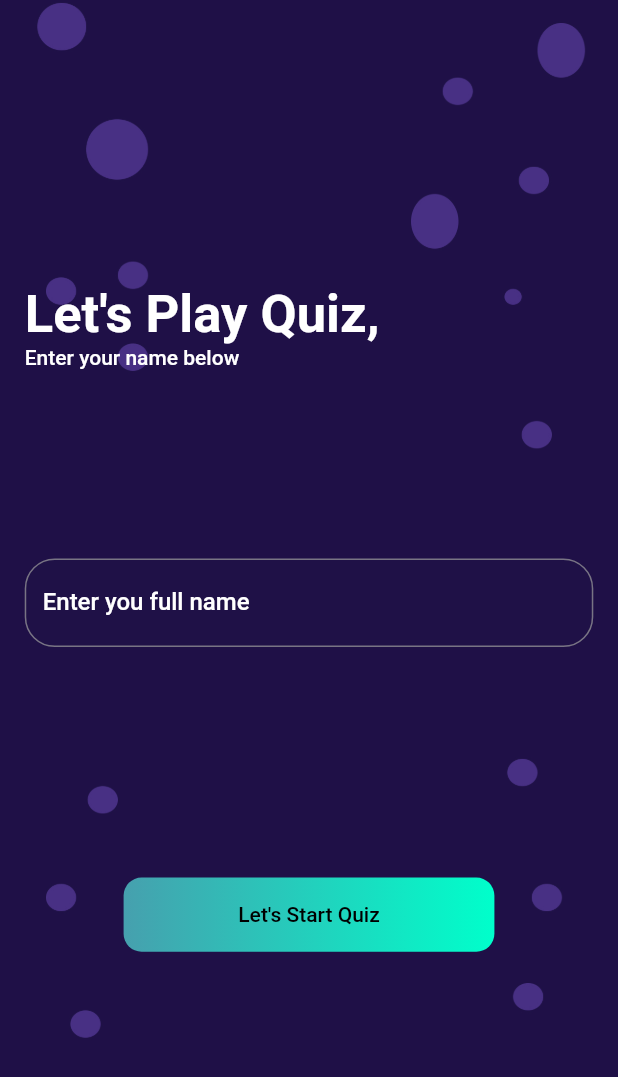
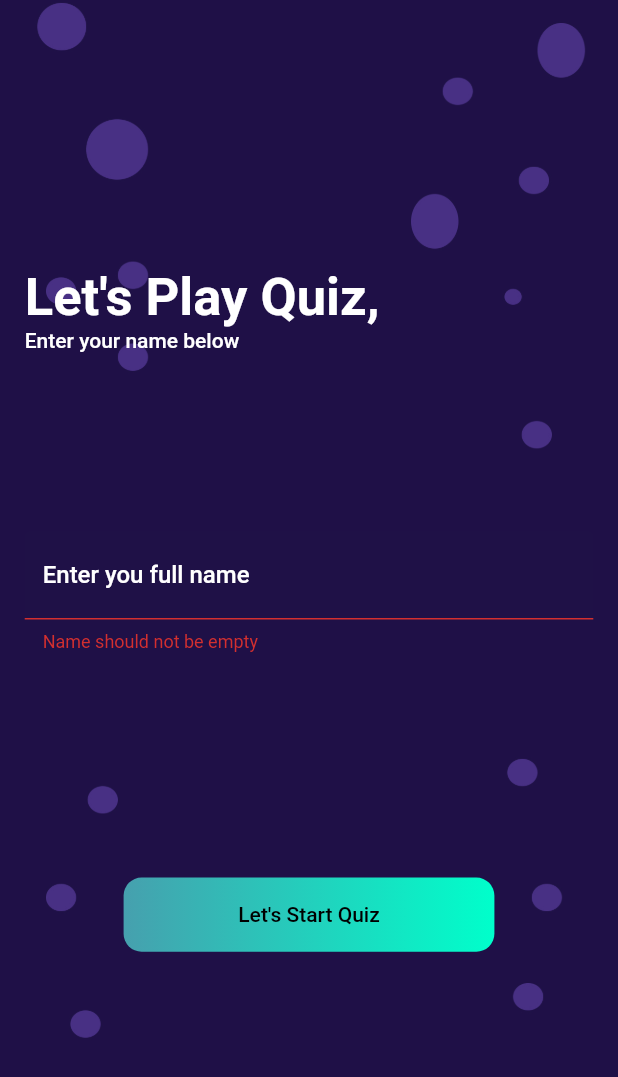
Before and after one commit to SSalahAyman/CodeCasa, a Flutter app: the WelcomeScreen screen opened directly, after a tap on "Let's Start Quiz", on a phone screen of 412 x 824 dp. Shown: the top 1077 px of the screen. Run offline on Flutter 3.47's test engine with Material 2 defaults, Android fonts, the phone set to English and light mode, and no system bars; our stand-ins replace animated_text_kit, get, lottie.

Commit message:
add progress timer in the quiz screen

```diff
--- a/quizapp/lib/screens/intro_screen.dart
+++ b/quizapp/lib/screens/intro_screen.dart
@@ -9,6 +9,8 @@ class IntroScreen extends StatelessWidget {
 
   late double width;
   late double height;
+
+  static const routeName = '/intro_screen';
 
   @override
   Widget build(BuildContext context) {
--- a/quizapp/lib/screens/welcome_screen.dart
+++ b/quizapp/lib/screens/welcome_screen.dart
@@ -1,4 +1,7 @@
 import 'package:flutter/material.dart';
+import 'package:get/get.dart';
+import 'package:quizapp/controllers/quiz_controller.dart';
+import 'package:quizapp/screens/quiz_screen.dart';
 
 class WelcomeScreen extends StatefulWidget {
   const WelcomeScreen({super.key});
@@ -11,11 +14,23 @@ class _WelcomeScreenState extends State<WelcomeScreen> {
   static late double width;
   static late double height;
 
+  static const routeName = '/welcome_screen';
+
+  final GlobalKey<FormState> _formkey = GlobalKey();
+
+  final _nameController = TextEditingController();
+
   final btnPrimaryGradient = const LinearGradient(
     colors: [Color(0xFF46A0AE), Color(0xFF00FFCB)],
     begin: Alignment.centerLeft,
     end: Alignment.centerRight,
   );
+
+  @override
+  void dispose() {
+    _nameController.dispose();
+    super.dispose();
+  }
 
   @override
   Widget build(BuildContext context) {
@@ -74,9 +89,32 @@ class _WelcomeScreenState extends State<WelcomeScreen> {
                     const Spacer(
                       flex: 2,
                     ),
-                    Padding(
-                      padding: EdgeInsets.symmetric(horizontal: width * 0.04),
+                    Form(
+                      key: _formkey,
+                      child: GetBuilder<QuizController>(
+                        init: Get.put(QuizController()),
+                        builder: (controller) => Padding(
+                          padding:
+                              EdgeInsets.symmetric(horizontal: width * 0.04),
                           child: TextFormField(
+                            validator: (String? val) {
+                              if (val!.isEmpty) {
+                                return 'Name should not be empty';
+                              } else {
+                                return null;
+                              }
+                            },
+                            onSaved: (String? val) {
+                              controller.name = val!.trim().toUpperCase();
+                            },
+                            onFieldSubmitted: (_) {
+                              FocusScope.of(context).unfocus();
+                              if (!_formkey.currentState!.validate()) return;
+                              _formkey.currentState!.save();
+                              Get.to(QuizScreen());
+                              Get.find<QuizController>().startTimer();
+                            },
+                            controller: _nameController,
                             style: const TextStyle(color: Colors.white),
                             decoration: InputDecoration(
                                 filled: true,
@@ -107,6 +145,8 @@ class _WelcomeScreenState extends State<WelcomeScreen> {
                                 )),
                           ),
                         ),
+                      ),
+                    ),
                     Spacer(
                       flex: 1,
                     ),
@@ -122,7 +162,7 @@ class _WelcomeScreenState extends State<WelcomeScreen> {
                       child: Container(
                         width: double.infinity,
                         alignment: Alignment.center,
-                        padding: EdgeInsets.all(0.75), // 15
+                        padding: const EdgeInsets.all(0.75), // 15
                         decoration: BoxDecoration(
                           gradient: btnPrimaryGradient,
                           borderRadius: BorderRadius.all(Radius.circular(12)),
@@ -135,7 +175,16 @@ class _WelcomeScreenState extends State<WelcomeScreen> {
                               ?.copyWith(color: Colors.black),
                         ),
                       ),
-                      onTap: () {}),
+                      onTap: () {
+                        /**
+                         * code to navigate to quiz screen
+                         */
+                        FocusScope.of(context).unfocus();
+                        if (!_formkey.currentState!.validate()) return;
+                        _formkey.currentState!.save();
+                        Get.to(QuizScreen());
+                        Get.find<QuizController>().startTimer();
+                      }),
                 ),
               ),
             ],
--- a/quizapp/pubspec.yaml
+++ b/quizapp/pubspec.yaml
@@ -38,6 +38,7 @@ dependencies:
   lottie: ^2.6.0
   animated_text_kit: ^4.2.2
   get: ^4.6.5
+  flutter_svg: ^2.0.7
 
 dev_dependencies:
   flutter_test:
```
Also changed, not shown: quizapp/lib/components/quiz_screen/progress_timer.dart (added, +38 -0 lines), quizapp/lib/config/blinding_app.dart (added, +9 -0 lines), quizapp/lib/controllers/quiz_controller.dart (+12 -11 lines), quizapp/lib/screens/quiz_screen.dart (+39 -3 lines), quizapp/assets/backgrounds/intro_background2.svg (added), quizapp/assets/backgrounds/welcome_background2 - 6.svg (added), quizapp/lib/components/quiz_screen/answer_option.dart (added), quizapp/lib/components/quiz_screen/question_card.dart (added), quizapp/pubspec.lock. Lines whose indentation alone changed are shown as unchanged.
